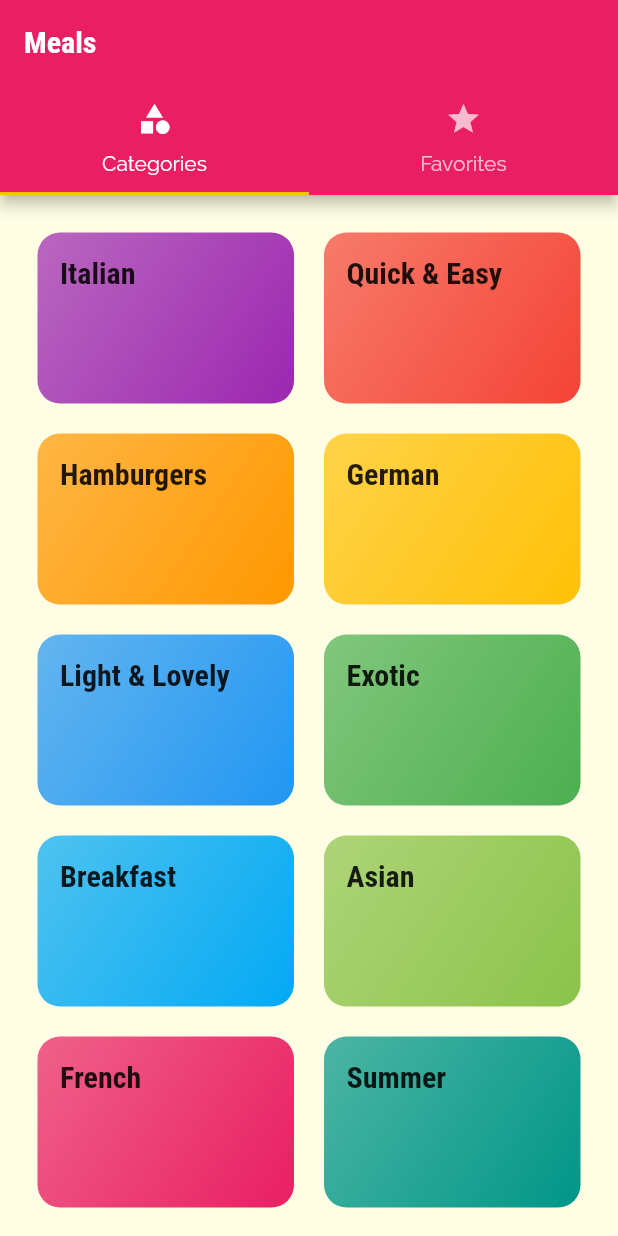
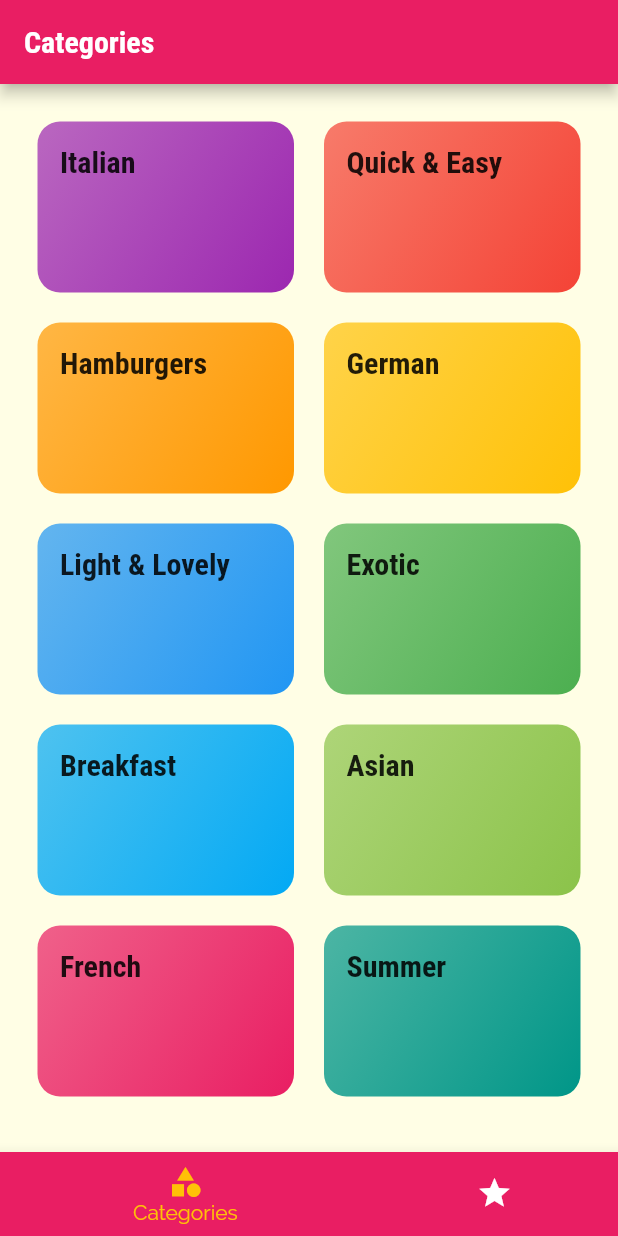
Before and after one commit to neo-deus/Meals-App, a Flutter app: the screen it shows after launch, on a phone screen of 412 x 824 dp. Run offline on Flutter 3.47's test engine with Material 2 defaults, Android fonts, the phone set to English and light mode, and no system bars.

```diff
--- a/lib/screens/tabs_screen.dart
+++ b/lib/screens/tabs_screen.dart
@@ -9,37 +9,88 @@ class TabsScreen extends StatefulWidget {
 }
 
 class _TabsScreenState extends State<TabsScreen> {
+  final List<Map<String, dynamic>> _pages = [
+    {
+      'title': 'Categories',
+      'page': CategoriesScreen(),
+    },
+    {
+      'title': 'Your Favorites',
+      'page': FavoritesScreen(),
+    },
+  ];
+
+  int _selectedPageIndex = 0;
+
+  void _selectPage(int index) {
+    setState(() {
+      _selectedPageIndex = index;
+    });
+  }
+
   @override
   Widget build(BuildContext context) {
-    return DefaultTabController(
-      //DefaultTabController automatically connected with the TabBar and TabBarView internally by Flutter, and it manages which page to show based on the Tab
-      length: 2,
-      //initialIndex: 0,  //default is 0, using this u can fix the page on which the app should first start
-      child: Scaffold(
-        appBar: AppBar(
-          title: Text('Meals'),
-          backgroundColor: Theme.of(context).primaryColor,
-          bottom: TabBar(
-            indicatorColor: Theme.of(context).colorScheme.secondary,
-            tabs: [
-              Tab(
-                icon: Icon(Icons.category),
-                text: 'Categories',
-              ),
-              Tab(
-                icon: Icon(Icons.star),
-                text: 'Favorites',
-              ),
-            ],
+    // return DefaultTabController(
+    //   //DefaultTabController automatically connected with the TabBar and TabBarView internally by Flutter, and it manages which page to show based on the Tab
+    //   length: 2,
+    //   //initialIndex: 0,  //default is 0, using this u can fix the page on which the app should first start
+    //   child: Scaffold(
+    //     appBar: AppBar(
+    //       title: Text('Meals'),
+    //       backgroundColor: Theme.of(context).primaryColor,
+    //       bottom: TabBar(
+    //         indicatorColor: Theme.of(context).colorScheme.secondary,
+    //         tabs: [
+    //           Tab(
+    //             icon: Icon(Icons.category),
+    //             text: 'Categories',
+    //           ),
+    //           Tab(
+    //             icon: Icon(Icons.star),
+    //             text: 'Favorites',
+    //           ),
+    //         ],
+    //       ),
+    //     ),
+    //     body: TabBarView(
+    //       //No. of children in TabBarView should be same as no. of Tabs in TabBar
+    //       children: [
+    //         CategoriesScreen(),
+    //         FavoritesScreen(),
+    //       ],
+    //     ),
+    //   ),
+    // );
+    return Scaffold(
+      appBar: AppBar(
+        title: Text(_pages[_selectedPageIndex]['title']),
+        backgroundColor: Theme.of(context).primaryColor,
+      ),
+      body: _pages[_selectedPageIndex]['page'],
+      bottomNavigationBar: BottomNavigationBar(
+        //the biggest difference between DefaultTabController and BottomNavigationBar is that here you have to manually define which page to show and when
+        onTap: _selectPage,
+        backgroundColor: Theme.of(context).primaryColor,
+        unselectedItemColor: Colors.white,
+        selectedItemColor: Theme.of(context).colorScheme.secondary,
+        currentIndex: _selectedPageIndex,
+        type: BottomNavigationBarType.shifting, //.fixed is the default
+        items: [
+          BottomNavigationBarItem(
+            backgroundColor: Theme.of(context).primaryColor,
+            icon: Icon(
+              Icons.category,
+            ),
+            label: 'Categories',
           ),
-        ),
-        body: TabBarView(
-          //No. of children in TabBarView should be same as no. of Tabs in TabBar
-          children: [
-            CategoriesScreen(),
-            FavoritesScreen(),
-          ],
-        ),
+          BottomNavigationBarItem(
+            backgroundColor: Theme.of(context).primaryColor,
+            icon: Icon(
+              Icons.star,
+            ),
+            label: 'Favorites',
+          ),
+        ],
       ),
     );
   }
```
